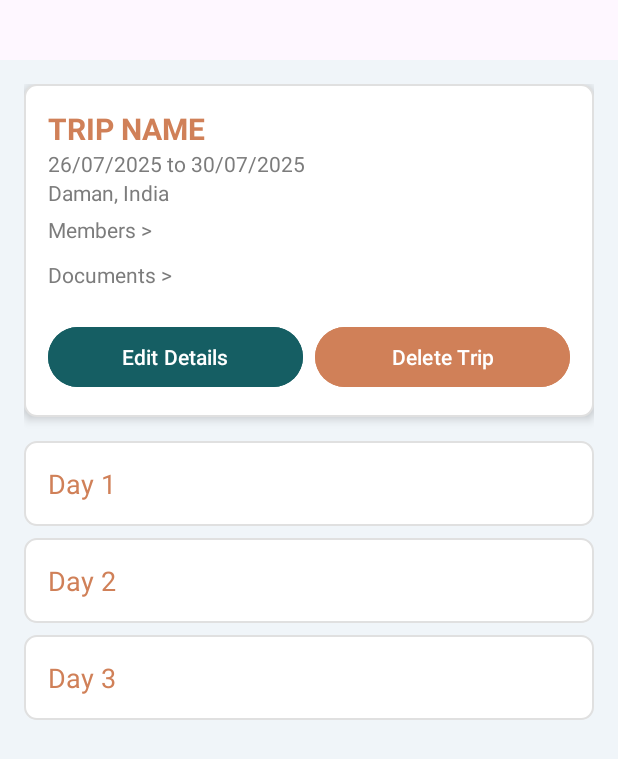
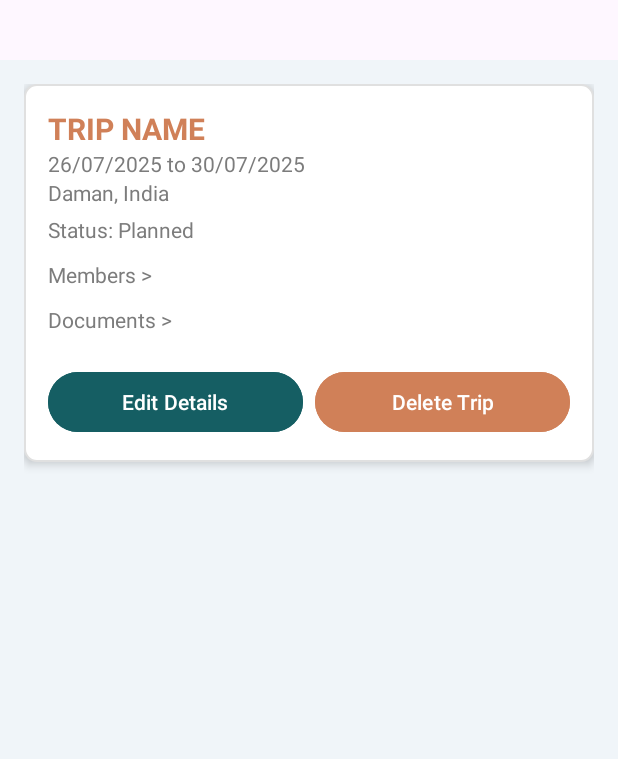
Before and after one commit to ishitaamin/ItineraryManager, an Android app: the layout activity_trip_details.xml on its own in the app's theme, with its tools: preview values and no code run, on a phone screen of 412 x 824 dp. Shown: the top 759 px of the screen. Run offline under Robolectric (Android 15) with nearby library versions, the phone set to English and light mode, and no system bars.

Commit message:
trip days page

```diff
--- a/app/src/main/res/layout/activity_trip_details.xml
+++ b/app/src/main/res/layout/activity_trip_details.xml
@@ -15,7 +15,6 @@
         android:orientation="vertical"
         android:background="@drawable/card_background"
         android:elevation="4dp"
-
         android:padding="16dp"
         android:layout_marginBottom="16dp">
 
@@ -26,9 +25,7 @@
             android:text="TRIP NAME"
             android:textSize="20sp"
             android:textStyle="bold"
-            android:textColor="#D08058"/>
-
-
+            android:textColor="#D08058" />
 
         <TextView
             android:id="@+id/trip_dates"
@@ -39,12 +36,22 @@
             android:textSize="14sp" />
 
         <TextView
-                android:id="@+id/align"
+            android:id="@+id/trip_location"
             android:layout_width="wrap_content"
             android:layout_height="wrap_content"
             android:text="Daman, India"
             android:textColor="#7C7C7C"
             android:textSize="14sp" />
+
+        <!-- Trip Status -->
+        <TextView
+            android:id="@+id/trip_status"
+            android:layout_width="wrap_content"
+            android:layout_height="wrap_content"
+            android:text="Status: Planned"
+            android:textColor="#7C7C7C"
+            android:textSize="14sp"
+            android:layout_marginVertical="5dp" />
 
         <TextView
             android:id="@+id/trip_members"
@@ -63,6 +70,7 @@
             android:layout_marginVertical="5dp"
             android:textColor="#7C7C7C"
             android:textSize="14sp" />
+
         <!-- Buttons -->
         <LinearLayout
             android:layout_width="match_parent"
@@ -87,51 +95,29 @@
                 android:text="Delete Trip"
                 android:backgroundTint="#D08058"
                 android:textColor="#FFFFFF"
-                android:layout_marginStart="8dp"/>
+                android:layout_marginStart="8dp" />
         </LinearLayout>
     </LinearLayout>
 
     <!-- Days List -->
+    <ScrollView
+        android:layout_width="match_parent"
+        android:layout_height="0dp"
+        android:layout_weight="1"
+        android:scrollbars="none"
+        android:fadingEdge="none"
+        android:clipToPadding="false"
+        android:paddingBottom="8dp"
+        android:clipChildren="false">
+
     <LinearLayout
+        android:id="@+id/days_container"
         android:layout_width="match_parent"
         android:layout_height="wrap_content"
-        android:orientation="vertical">
-
-        <!-- Day 1 -->
-        <TextView
-            android:id="@+id/day_1"
-            android:layout_width="match_parent"
-            android:layout_height="wrap_content"
-            android:text="Day 1"
-            android:textSize="18sp"
-            android:textColor="#D08058"
-            android:background="@drawable/list_item_background"
-            android:padding="16dp"
-            android:layout_marginBottom="8dp" />
-
-        <!-- Day 2 -->
-        <TextView
-            android:id="@+id/day_2"
-            android:layout_width="match_parent"
-            android:layout_height="wrap_content"
-            android:text="Day 2"
-            android:textSize="18sp"
-            android:textColor="#D08058"
-            android:background="@drawable/list_item_background"
-            android:padding="16dp"
-            android:layout_marginBottom="8dp" />
-
-        <!-- Day 3 -->
-        <TextView
-            android:id="@+id/day_3"
-            android:layout_width="match_parent"
-            android:layout_height="wrap_content"
-            android:text="Day 3"
-            android:textSize="18sp"
-            android:textColor="#D08058"
-            android:background="@drawable/list_item_background"
-            android:padding="16dp"
-            android:layout_marginBottom="8dp" />
+        android:orientation="vertical"
+        android:layout_marginTop="16dp"
+        android:paddingBottom="16dp">
+        <!-- Dynamic day views will be added here programmatically -->
     </LinearLayout>
-
+</ScrollView>
     </LinearLayout>
```
Also changed, not shown: app/src/main/java/com/example/itinerarymanager/TripDetailsActivity.java (+61 -34 lines), app/src/main/res/layout/day_card.xml (added, +49 -0 lines), app/src/main/res/layout/trip_list_activity.xml (+8 -7 lines). Lines whose indentation alone changed are shown as unchanged.
